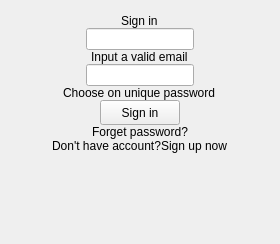
Before: the Qt Designer form ui/SignInScreen.ui in demlabs-cellframe/dap-ui-sdk, drawn with Qt 5.
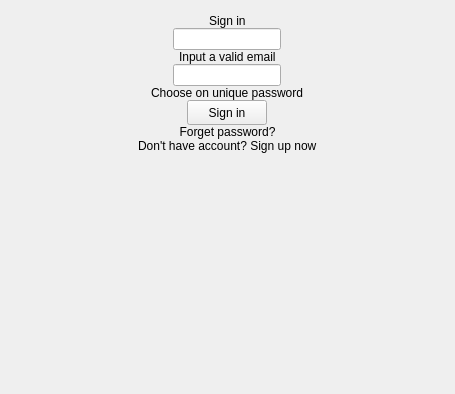
After: the same form once the commit is applied.

Patch:
```diff
--- a/ui/SignInScreen.ui
+++ b/ui/SignInScreen.ui
@@ -6,8 +6,8 @@
    <rect>
     <x>0</x>
     <y>0</y>
-    <width>280</width>
-    <height>244</height>
+    <width>455</width>
+    <height>394</height>
    </rect>
   </property>
   <property name="windowTitle">
@@ -56,7 +56,7 @@
    <item alignment="Qt::AlignHCenter">
     <widget class="QLabel" name="lblEmailError">
      <property name="sizePolicy">
-      <sizepolicy hsizetype="Preferred" vsizetype="Fixed">
+      <sizepolicy hsizetype="Preferred" vsizetype="Preferred">
        <horstretch>0</horstretch>
        <verstretch>0</verstretch>
       </sizepolicy>
@@ -149,7 +149,7 @@
       <item>
        <widget class="QLabel" name="lblSignUp">
         <property name="text">
-         <string>Sign up now</string>
+         <string> Sign up now</string>
         </property>
        </widget>
       </item>
```
Left out of the diff: 15 changed lines with no effect on the pictures.
